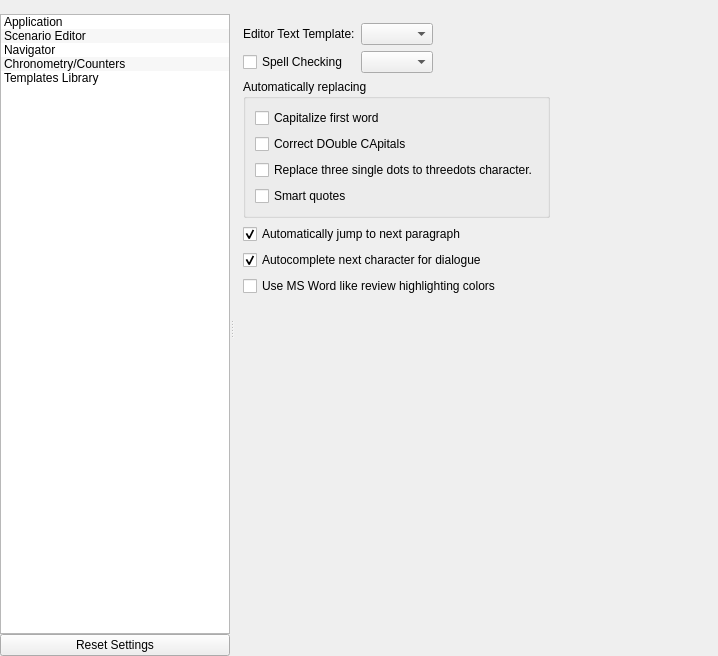
One-Phantom/KITScenarist, file src/bin/scenarist-desktop/UserInterfaceLayer/Settings/SettingsView.ui: the form before one commit.
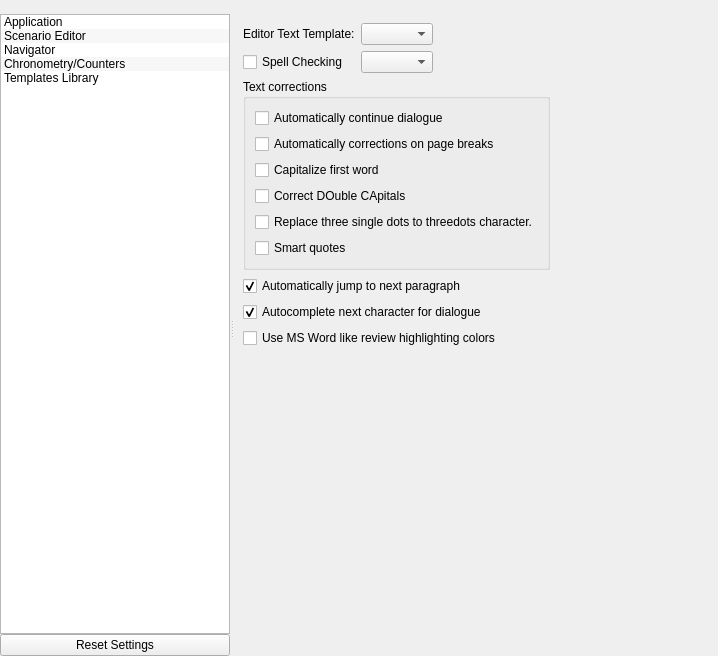
The form after the commit. The open tabs and pages were chosen to show the change. Icons and pictures are not drawn. Custom widgets are drawn as their Qt base class.

Commit message: Add options for disable corrections on page breaks + dialogue cont'd

The edit to the form file:
```diff
--- a/src/bin/scenarist-desktop/UserInterfaceLayer/Settings/SettingsView.ui
+++ b/src/bin/scenarist-desktop/UserInterfaceLayer/Settings/SettingsView.ui
@@ -1144,9 +1144,23 @@
                <item row="2" column="0" colspan="3">
                 <widget class="QGroupBox" name="groupBox_2">
                  <property name="title">
-                  <string>Automatically replacing</string>
+                  <string>Text corrections</string>
                  </property>
                  <layout class="QVBoxLayout" name="verticalLayout_3">
+                  <item>
+                   <widget class="QCheckBox" name="autoContinueDialogue">
+                    <property name="text">
+                     <string>Automatically continue dialogue</string>
+                    </property>
+                   </widget>
+                  </item>
+                  <item>
+                   <widget class="QCheckBox" name="autoCorrectionsOnPageBreaks">
+                    <property name="text">
+                     <string>Automatically corrections on page breaks</string>
+                    </property>
+                   </widget>
+                  </item>
                   <item>
                    <widget class="QCheckBox" name="capitalizeFirstWord">
                     <property name="text">
```
Left out of the diff: 50 changed lines with no effect on the pictures. The commit also changes 15 other files.
